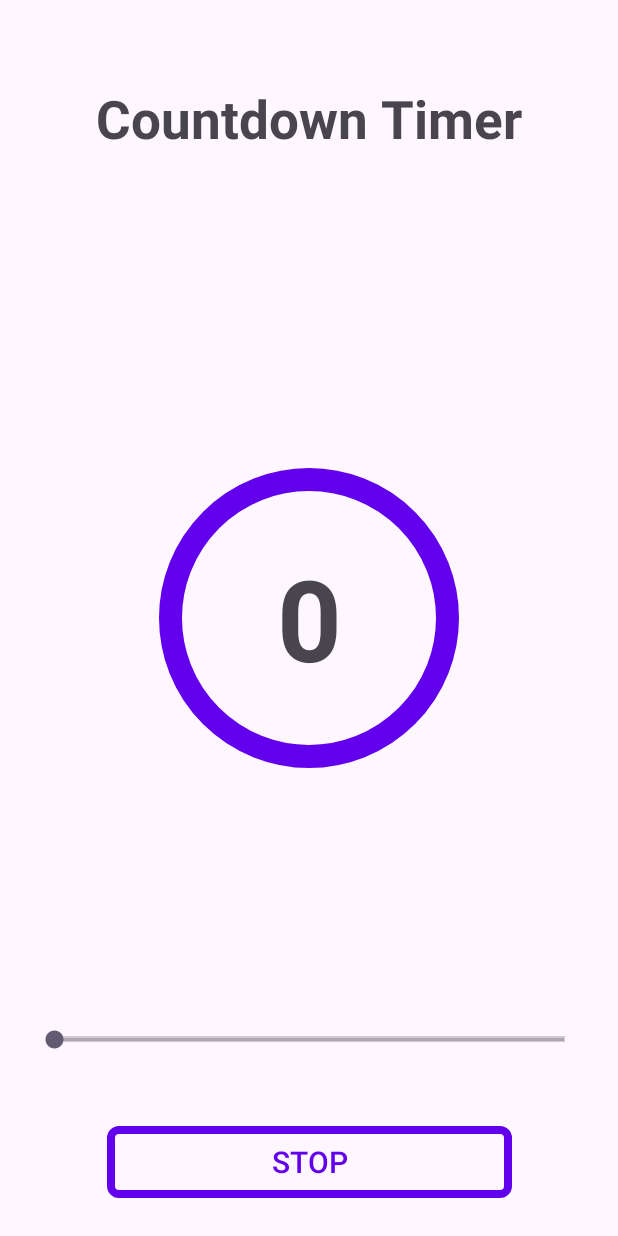
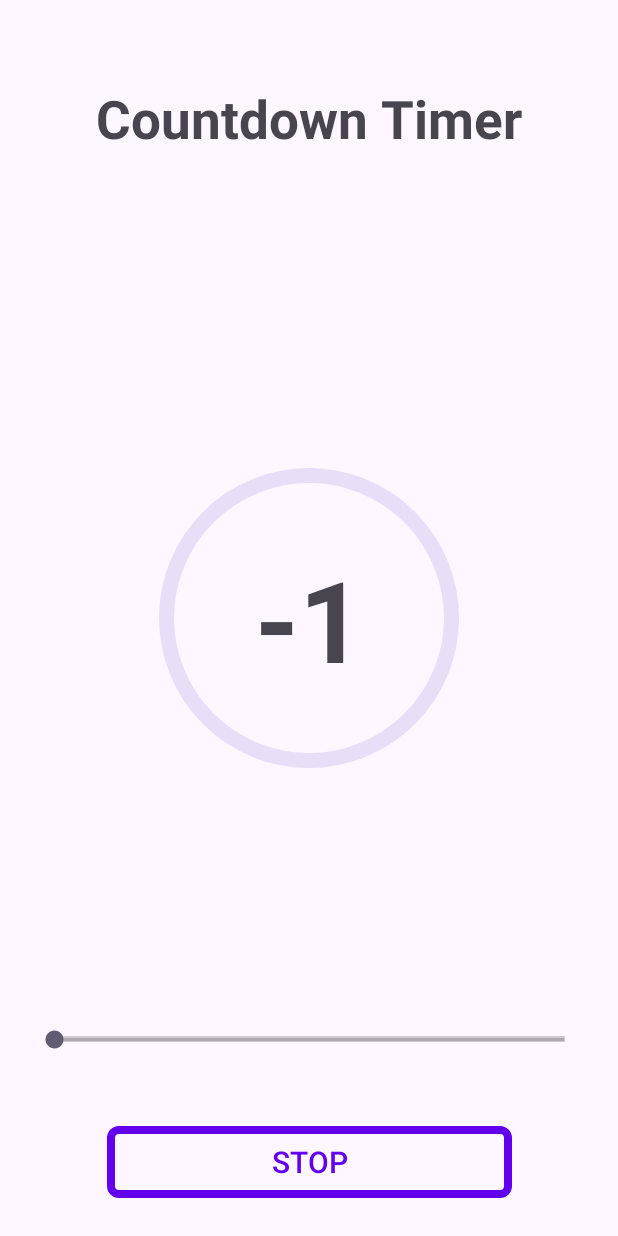
Before and after one commit to Maksim-Proger/timer, an Android app: the screen it shows after launch (MainActivity), after a tap on "START", on a phone screen of 412 x 824 dp. Run offline under Robolectric (Android 15) with nearby library versions, the phone set to English and light mode, and no system bars.

Commit message:
5-th commit

```diff
--- a/app/src/main/java/project/gb/timer/TimerFragment.kt
+++ b/app/src/main/java/project/gb/timer/TimerFragment.kt
@@ -10,6 +10,8 @@ import android.view.ViewGroup
 import android.widget.SeekBar
 import project.gb.timer.databinding.FragmentTimerBinding
 import androidx.core.view.isVisible
+import androidx.lifecycle.lifecycleScope
+import kotlinx.coroutines.launch
 
 
 class TimerFragment : Fragment() {
@@ -31,7 +33,6 @@ class TimerFragment : Fragment() {
     override fun onViewCreated(view: View, savedInstanceState: Bundle?) {
         super.onViewCreated(view, savedInstanceState)
 
-        // TODO надо разобраться как меняется цвет у SeekBar и ProgressBar
         // Привязываем SeekBar к ProgressBar
         binding.progressBar.max = 100
         binding.seekBar.max = 100
@@ -39,38 +40,37 @@ class TimerFragment : Fragment() {
             override fun onProgressChanged(seekBar: SeekBar?, progress: Int, fromUser: Boolean) {
                 binding.progressBar.progress = progress
                 binding.textViewTimer.text = progress.toString()
-
                 // Записываем значение
                 timerValue = progress
 
+                binding.indicatorTimer.max = progress
             }
             override fun onStartTrackingTouch(seekBar: SeekBar) {
                 // TODO доработать
             }
-
             override fun onStopTrackingTouch(seekBar: SeekBar) {
                 // TODO доработать
             }
+
         })
 
         buttonsListener()
-
     }
 
     /**
      * Запускаем таймер
      */
     private fun startTimer(){
-        val myRunnable = object : Runnable {
+        timerRunnable  = object : Runnable {
             override fun run() {
                 binding.textViewTimer.text = timerValue.toString()
+                val progressPercentage = (timerValue * 100 / binding.seekBar.max)
+                binding.indicatorTimer.progress = progressPercentage
                 timerValue--
-                if (timerValue >= 0) {
-                    handler.postDelayed(this, 1000)
-                }
+                handler.postDelayed(this, 1000)
             }
         }
-        handler.post(myRunnable)
+        handler.post(timerRunnable!!)
     }
 
     /**
@@ -80,6 +80,7 @@ class TimerFragment : Fragment() {
         timerRunnable?.let { handler.removeCallbacks(it) }
         timerValue = 0
         binding.textViewTimer.text = timerValue.toString()
+        binding.progressBar.progress = 0
     }
 
     private fun buttonsListener() {
--- a/app/src/main/res/drawable/rounded_corners_for_textview.xml
+++ /dev/null
@@ -1,5 +0,0 @@
-<?xml version="1.0" encoding="utf-8"?>
-<shape xmlns:android="http://schemas.android.com/apk/res/android">
-    <corners android:radius="360dp"/>
-    <stroke android:width="15dp" android:color="@color/blue"/>
-</shape>
--- a/app/src/main/res/layout/fragment_timer.xml
+++ b/app/src/main/res/layout/fragment_timer.xml
@@ -20,16 +20,28 @@
         android:textStyle="bold"
         android:textSize="35sp" />
 
-    <TextView
-        android:id="@+id/textViewTimer"
+    <com.google.android.material.progressindicator.CircularProgressIndicator
+        android:id="@+id/indicatorTimer"
+        android:layout_width="wrap_content"
+        android:layout_height="wrap_content"
+        app:indicatorSize="@dimen/size_circular_progress_indicator"
+        app:trackThickness="10dp"
+        android:progress="0"
+        app:indicatorDirectionCircular="clockwise"
         app:layout_constraintBottom_toBottomOf="parent"
         app:layout_constraintTop_toTopOf="parent"
         app:layout_constraintRight_toRightOf="parent"
-        app:layout_constraintLeft_toLeftOf="parent"
-        android:layout_width="200dp"
-        android:layout_height="200dp"
+        app:layout_constraintLeft_toLeftOf="parent" />
+
+    <TextView
+        android:id="@+id/textViewTimer"
+        app:layout_constraintBottom_toBottomOf="@+id/indicatorTimer"
+        app:layout_constraintTop_toTopOf="@+id/indicatorTimer"
+        app:layout_constraintRight_toRightOf="@+id/indicatorTimer"
+        app:layout_constraintLeft_toLeftOf="@+id/indicatorTimer"
+        android:layout_width="wrap_content"
+        android:layout_height="wrap_content"
         android:gravity="center"
-        android:background="@drawable/rounded_corners_for_textview"
         android:textStyle="bold"
         android:textSize="75sp"/>
 
--- /dev/null
+++ b/app/src/main/res/values/dimens.xml
@@ -0,0 +1,4 @@
+<?xml version="1.0" encoding="utf-8"?>
+<resources>
+    <dimen name="size_circular_progress_indicator">200dp</dimen>
+</resources>
```
